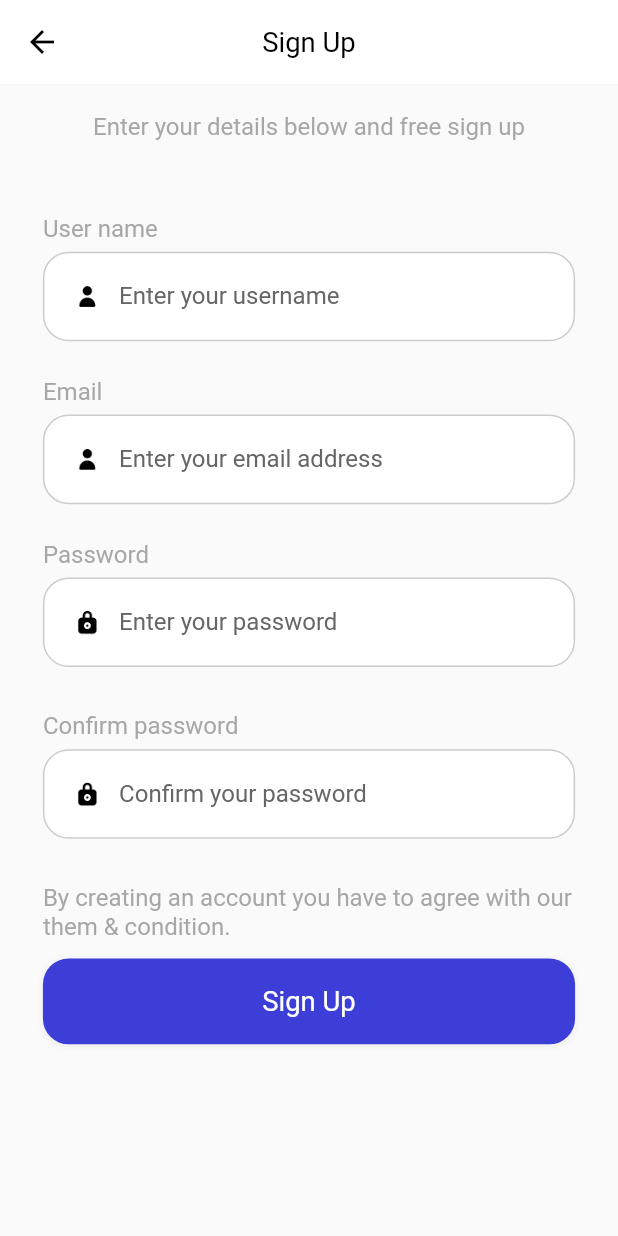
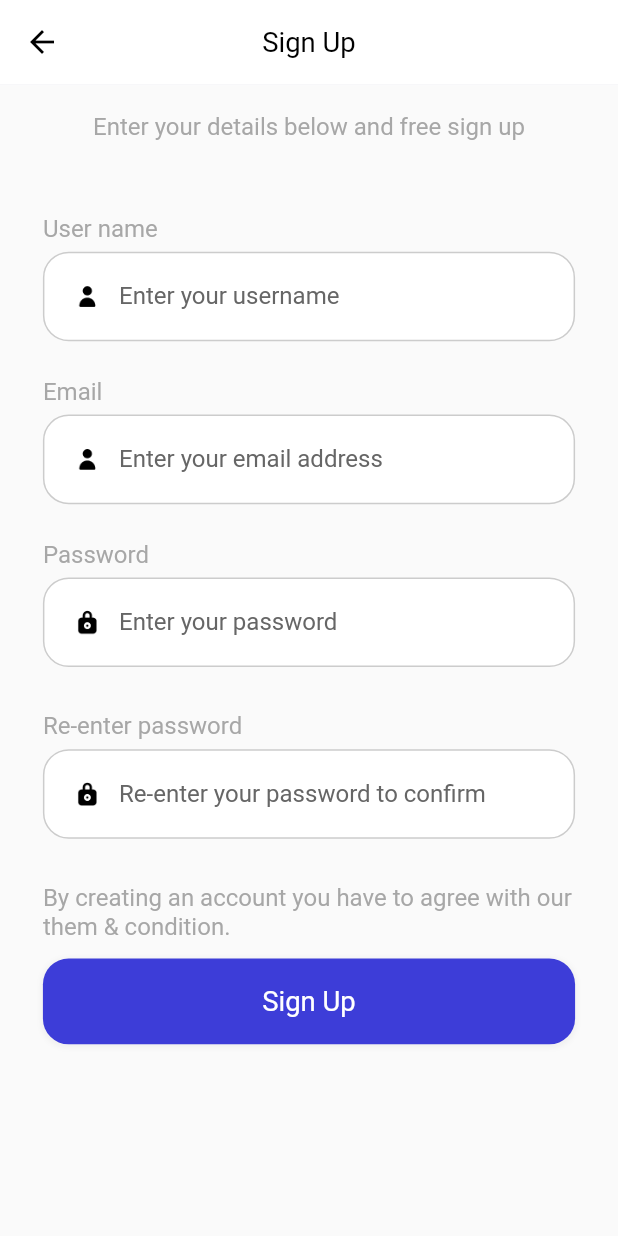
Before and after one commit to Daddy2054/ulearning_app_bloc, a Flutter app: the Register screen opened by its route, on a phone screen of 412 x 824 dp. Run offline on Flutter 3.47's test engine with Material 2 defaults, Android fonts, the phone set to English and light mode, and no system bars; our stand-ins replace cloud_firestore, dots_indicator, firebase_auth, firebase_core, flutter_bloc, flutter_screenutil and 1 more; accounts and stored records are empty; Roboto replaces fonts that are missing (Avenir).

Commit message:
62. Register screen and inject bloc part 12

```diff
--- a/lib/main.dart
+++ b/lib/main.dart
@@ -36,7 +36,7 @@ class MyApp extends StatelessWidget {
         builder: (context, child) => MaterialApp(
           home: const Welcome(),
           routes: {
-            'myHomePage': (context) => const MyHomePage(title: 'title'),
+   //         'myHomePage': (context) => const MyHomePage(title: 'title'),
             'signIn': (context) => const SignIn(),
             'register': (context) => const Register(),
           },
--- a/lib/pages/bloc_providers.dart
+++ b/lib/pages/bloc_providers.dart
@@ -1,6 +1,6 @@
 import 'package:flutter_bloc/flutter_bloc.dart';
+import 'package:ulearning_app_bloc/pages/register/bloc/register_bloc.dart';
 
-import '../app_blocs.dart';
 import 'sign_in/bloc/sign_in_bloc.dart';
 import 'welcome/bloc/welcome_bloc.dart';
 
@@ -11,11 +11,10 @@ class AppBlocProviders {
           create: (context) => WelcomeBloc(),
         ),
         BlocProvider(
-          lazy: false,
-          create: (context) => AppBlocs(),
+          create: (context) => SignInBloc(),
         ),
-        BlocProvider(
-          create: (context) => SignInBloc(),
+          BlocProvider(
+          create: (context) => RegisterBloc(),
         ),
       ];
 }
--- a/lib/pages/register/register.dart
+++ b/lib/pages/register/register.dart
@@ -1,5 +1,7 @@
 import 'package:flutter/material.dart';
+import 'package:flutter_bloc/flutter_bloc.dart';
 import 'package:flutter_screenutil/flutter_screenutil.dart';
+import 'package:ulearning_app_bloc/pages/register/bloc/register_bloc.dart';
 
 import '../common_widgets.dart';
 
@@ -13,6 +15,8 @@ class Register extends StatefulWidget {
 class _RegisterState extends State<Register> {
   @override
   Widget build(BuildContext context) {
+    return BlocBuilder<RegisterBloc, RegisterState>(
+      builder: (context, state) {
         return Container(
           color: Colors.white,
           child: SafeArea(
@@ -46,7 +50,9 @@ class _RegisterState extends State<Register> {
                             'name',
                             'user',
                             (value) {
-                          //     context.read<SignInBloc>().add(EmailEvent(value));
+                              context.read<RegisterBloc>().add(
+                                    UserNameEvent(value),
+                                  );
                             },
                           ),
                           reusableText('Email'),
@@ -55,25 +61,29 @@ class _RegisterState extends State<Register> {
                             'email',
                             'user',
                             (value) {
-                          //     context.read<SignInBloc>().add(EmailEvent(value));
+                              context.read<RegisterBloc>().add(
+                                    EmailEvent(value),
+                                  );
                             },
                           ),
                           reusableText('Password'),
-                      buildTextField('Enter your password', 'password', 'lock',
+                          buildTextField(
+                              'Enter your password', 'password', 'lock',
                               (value) {
-                        // context
-                        //     .read<SignInBloc>()
-                        //     .add(PasswordEvent(value));
+                            context
+                                .read<RegisterBloc>()
+                                .add(PasswordEvent(value));
                           }),
                           SizedBox(
                             height: 5.h,
                           ),
-                      reusableText('Confirm password'),
+                          reusableText('Re-enter password'),
                           buildTextField(
-                          'Confirm your password', 'password', 'lock', (value) {
-                        // context
-                        //     .read<SignInBloc>()
-                        //     .add(PasswordEvent(value));
+                              'Re-enter your password to confirm', 'password', 'lock',
+                              (value) {
+                            context.read<RegisterBloc>().add(
+                                  RePasswordEvent(value),
+                                );
                           }),
                           SizedBox(
                             height: 5.h,
@@ -96,5 +106,7 @@ class _RegisterState extends State<Register> {
             ),
           ),
         );
+      },
+    );
   }
 }
```
Lines whose indentation alone changed are shown as unchanged.
